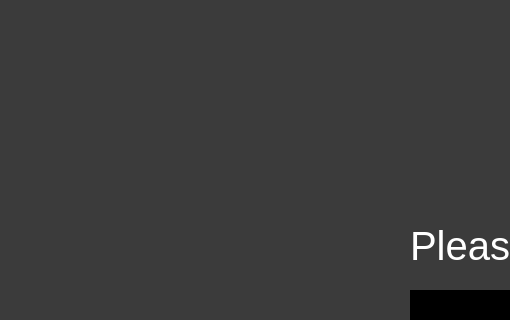
Qt form climbdoc/initials.ui (Jonasstre/Climbdoc) before a commit; both pictures show x 0 to 510 and y 0 to 320 of the 1280 by 740 pixel window.
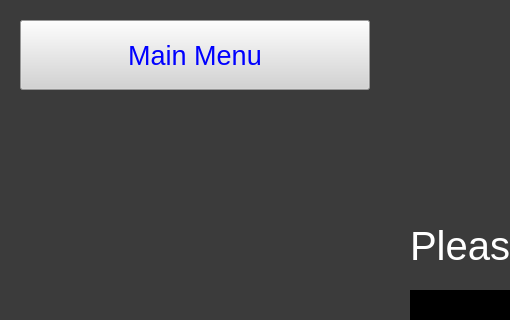
The same form after that commit.

Commit message: added back button to initials window

```diff
--- a/climbdoc/initials.ui
+++ b/climbdoc/initials.ui
@@ -123,6 +123,29 @@
     <string>Check</string>
    </property>
   </widget>
+  <widget class="QPushButton" name="pushButton_2">
+   <property name="geometry">
+    <rect>
+     <x>20</x>
+     <y>20</y>
+     <width>350</width>
+     <height>70</height>
+    </rect>
+   </property>
+   <property name="font">
+    <font>
+     <pointsize>20</pointsize>
+    </font>
+   </property>
+   <property name="styleSheet">
+    <string notr="true">background-color: rgb(211, 211, 211);
+color: rgb(0, 0, 255);
+</string>
+   </property>
+   <property name="text">
+    <string>Main Menu</string>
+   </property>
+  </widget>
  </widget>
  <resources/>
  <connections/>
```
The commit also changes 2 other files.
